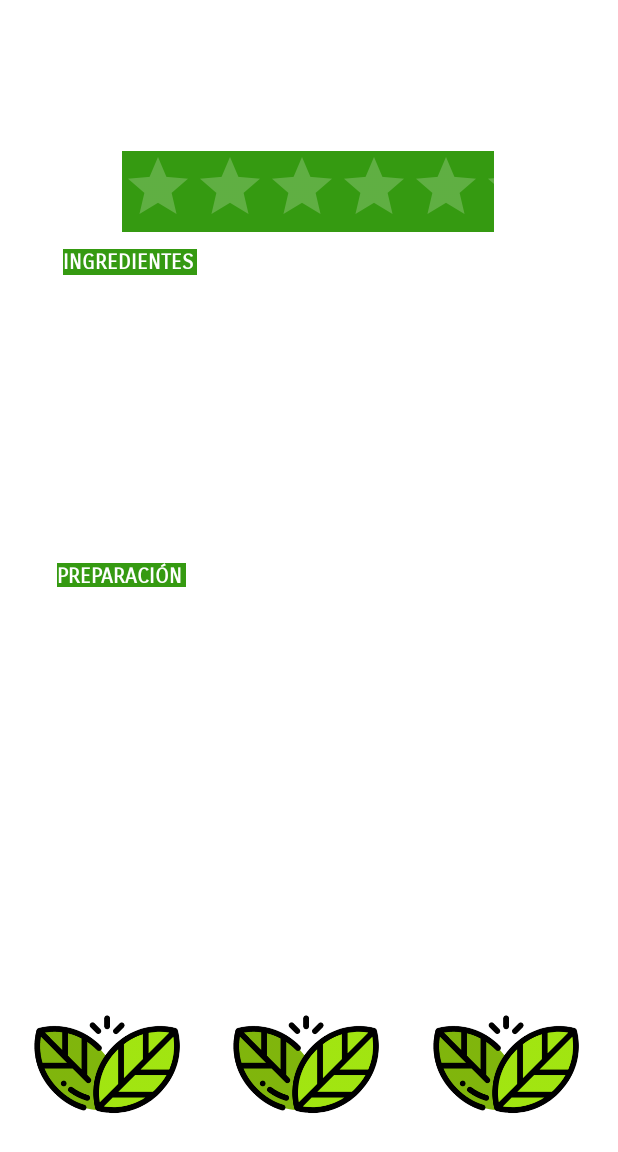
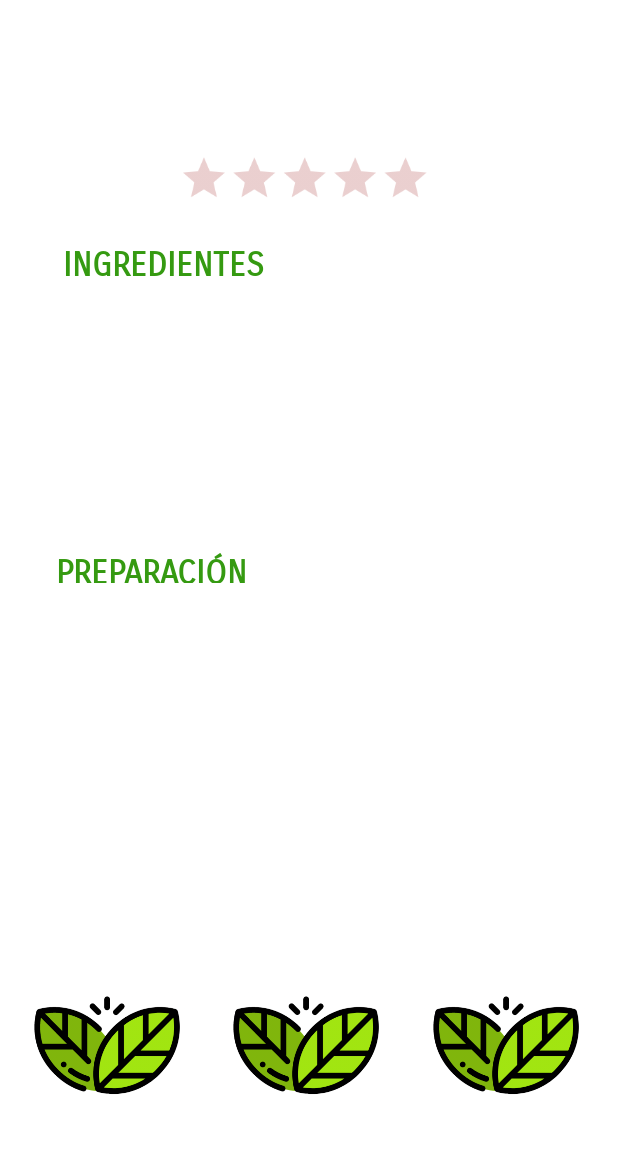
Before and after one commit to EnekoCP/Kubuk, an Android app: the DetallesRecetaComunidad screen opened directly, with no data from a screen before it, on a phone screen of 412 x 824 dp. Shown: the top 1152 px of the screen. Run offline under Robolectric (Android 15) with nearby library versions, the phone set to English and light mode, and no system bars; our stand-ins replace Volley; network calls fail; pictures from the network do not load; 11 statements that could not run were skipped.

Commit message:
Varios cambios
-Si los edit text de add receta están vacíos, no pasa a la siguiente interfaz
-Cambios en estilo recetas
-TODO: En caso de que una receta no tenga fotos, poner imagenes por defecto

```diff
--- a/app/src/main/java/com/example/kubuk/ListaCompra/ActualizarCheckBox.java
+++ b/app/src/main/java/com/example/kubuk/ListaCompra/ActualizarCheckBox.java
@@ -3,6 +3,7 @@ package com.example.kubuk.ListaCompra;
 import android.content.Context;
 import android.os.Bundle;
 import android.util.Log;
+import android.widget.Toast;
 
 import androidx.appcompat.app.AppCompatActivity;
 
@@ -12,12 +13,14 @@ import com.android.volley.Response;
 import com.android.volley.VolleyError;
 import com.android.volley.toolbox.StringRequest;
 import com.android.volley.toolbox.Volley;
+import com.example.kubuk.R;
 
 public class ActualizarCheckBox extends AppCompatActivity implements Response.Listener<String>, Response.ErrorListener{
     RequestQueue request;
     String email,elemento;
     boolean marcado;
     Context context;
+
     public ActualizarCheckBox(String e, boolean m, Context c,String el){
         this.email=e;
         this.marcado=m;
@@ -37,7 +40,8 @@ public class ActualizarCheckBox extends AppCompatActivity implements Response.Li
     }
     @Override
     public void onErrorResponse(VolleyError error) {
-
+        Toast.makeText(getApplicationContext(), getString(R.string.errorServidor), Toast.LENGTH_SHORT).show();
+        Log.i("ERROR", error.toString());
     }
 
     @Override
--- a/app/src/main/java/com/example/kubuk/Main/MenuMain.java
+++ b/app/src/main/java/com/example/kubuk/Main/MenuMain.java
@@ -15,6 +15,7 @@ import android.view.View;
 import android.widget.AdapterView;
 import android.widget.ImageView;
 import android.widget.ListView;
+import android.widget.Toast;
 
 import androidx.appcompat.app.AppCompatActivity;
 import androidx.appcompat.widget.Toolbar;
@@ -157,6 +158,8 @@ public class MenuMain extends AppCompatActivity implements Response.Listener<Str
 
    public void onErrorResponse(VolleyError var1) {
       var1.printStackTrace();
+      Toast.makeText(getApplicationContext(), getString(R.string.errorServidor), Toast.LENGTH_SHORT).show();
+      Log.i("ERROR", var1.toString());
    }
 
    @SuppressLint("ResourceType")
--- a/app/src/main/java/com/example/kubuk/myRecipes/MyRecipes.java
+++ b/app/src/main/java/com/example/kubuk/myRecipes/MyRecipes.java
@@ -2,6 +2,7 @@ package com.example.kubuk.myRecipes;
 
 import android.content.Intent;
 import android.os.Bundle;
+import android.util.Log;
 import android.view.Menu;
 import android.view.MenuInflater;
 import android.view.MenuItem;
@@ -87,6 +88,7 @@ public class MyRecipes extends AppCompatActivity implements Response.Listener<JS
                 //Toast.makeText(this, "deberia entrar en la comunidad", Toast.LENGTH_LONG).show();
                 Intent i= new Intent(MyRecipes.this, MenuMain.class);
                 i.putExtra("usuario",email);
+                i.putExtra("login","false");
                 startActivity(i);
                 return true;
             case R.id.misrecetas:
@@ -204,7 +206,8 @@ public class MyRecipes extends AppCompatActivity implements Response.Listener<JS
 
     @Override
     public void onErrorResponse(VolleyError error) {
-
+        Toast.makeText(getApplicationContext(), getString(R.string.errorServidor), Toast.LENGTH_SHORT).show();
+        Log.i("ERROR", error.toString());
     }
 
     @Override
--- a/app/src/main/res/layout/detalles_receta_comunidad.xml
+++ b/app/src/main/res/layout/detalles_receta_comunidad.xml
@@ -8,15 +8,16 @@
 
     <TextView
         android:id="@+id/titulo"
-        android:layout_width="301dp"
-        android:layout_height="66dp"
-        android:layout_marginStart="79dp"
-        android:layout_marginTop="16dp"
-        android:layout_marginEnd="80dp"
-        android:layout_marginBottom="8dp"
+        android:layout_width="383dp"
+        android:layout_height="49dp"
+        android:layout_marginStart="59dp"
+        android:layout_marginTop="30dp"
+        android:layout_marginEnd="60dp"
         android:fontFamily="sans-serif-smallcaps"
+        android:textAlignment="center"
         android:textAppearance="@style/TextAppearance.AppCompat.Display1"
         android:textColor="@color/black"
+        android:textSize="30sp"
         app:layout_constraintBottom_toTopOf="@+id/valorar"
         app:layout_constraintEnd_toEndOf="parent"
         app:layout_constraintHorizontal_bias="0.493"
@@ -25,16 +26,17 @@
 
     <TextView
         android:id="@+id/titingred"
-        android:layout_width="89dp"
-        android:layout_height="17dp"
+        android:layout_width="141dp"
+        android:layout_height="21dp"
         android:layout_marginStart="42dp"
         android:layout_marginTop="24dp"
         android:layout_marginEnd="280dp"
         android:layout_marginBottom="14dp"
-        android:background="#359A11"
+        android:background="#FFFFFF"
         android:fontFamily="sans-serif-smallcaps"
         android:text="@string/ingredientes"
-        android:textColor="@color/white"
+        android:textColor="#359A11"
+        android:textSize="22sp"
         android:textStyle="bold"
         app:layout_constraintBottom_toTopOf="@+id/ingredientes"
         app:layout_constraintEnd_toEndOf="parent"
@@ -50,8 +52,9 @@
         android:layout_marginStart="79dp"
         android:layout_marginTop="112dp"
         android:layout_marginEnd="80dp"
-        android:fontFamily="sans-serif-smallcaps"
+        android:fontFamily="sans-serif-light"
         android:textColor="@color/black"
+        android:textSize="16sp"
         app:layout_constraintEnd_toEndOf="parent"
         app:layout_constraintHorizontal_bias="0.49"
         app:layout_constraintStart_toStartOf="parent"
@@ -59,22 +62,24 @@
 
     <TextView
         android:id="@+id/titprep"
-        android:layout_width="86dp"
-        android:layout_height="16dp"
+        android:layout_width="140dp"
+        android:layout_height="20dp"
         android:layout_marginStart="37dp"
         android:layout_marginTop="22dp"
         android:layout_marginEnd="288dp"
         android:layout_marginBottom="2dp"
-        android:background="#359A11"
+        android:background="#FFFFFF"
         android:fontFamily="sans-serif-smallcaps"
         android:text="@string/preparacion"
-        android:textColor="@color/white"
+        android:textColor="#359A11"
+        android:textSize="22sp"
         android:textStyle="bold"
         app:layout_constraintBottom_toTopOf="@+id/preparacion"
         app:layout_constraintEnd_toEndOf="parent"
+        app:layout_constraintHorizontal_bias="0.0"
         app:layout_constraintStart_toStartOf="parent"
         app:layout_constraintTop_toBottomOf="@+id/ingredientes"
-        app:layout_constraintVertical_bias="0.275" />
+        app:layout_constraintVertical_bias="0.27" />
 
     <TextView
         android:id="@+id/preparacion"
@@ -84,21 +89,22 @@
         android:layout_marginTop="49dp"
         android:layout_marginEnd="83dp"
         android:layout_marginBottom="36dp"
-        android:fontFamily="sans-serif-smallcaps"
+        android:fontFamily="sans-serif-light"
         android:textColor="@color/black"
+        android:textSize="16sp"
         app:layout_constraintBottom_toBottomOf="parent"
         app:layout_constraintEnd_toEndOf="parent"
         app:layout_constraintHorizontal_bias="0.483"
         app:layout_constraintStart_toStartOf="parent"
         app:layout_constraintTop_toBottomOf="@+id/ingredientes"
-        app:layout_constraintVertical_bias="0.207" />
+        app:layout_constraintVertical_bias="0.109" />
 
     <ImageView
         android:id="@+id/imageView1"
         android:layout_width="114dp"
         android:layout_height="135dp"
         android:layout_marginStart="16dp"
-        android:layout_marginTop="7dp"
+        android:layout_marginTop="5dp"
         android:layout_marginBottom="5dp"
         app:layout_constraintBottom_toBottomOf="parent"
         app:layout_constraintStart_toStartOf="parent"
@@ -109,7 +115,7 @@
         android:id="@+id/imageView2"
         android:layout_width="114dp"
         android:layout_height="135dp"
-        android:layout_marginTop="7dp"
+        android:layout_marginTop="5dp"
         android:layout_marginEnd="16dp"
         android:layout_marginBottom="5dp"
         app:layout_constraintBottom_toBottomOf="parent"
@@ -122,7 +128,7 @@
         android:layout_width="114dp"
         android:layout_height="135dp"
         android:layout_marginStart="18dp"
-        android:layout_marginTop="7dp"
+        android:layout_marginTop="5dp"
         android:layout_marginEnd="19dp"
         android:layout_marginBottom="5dp"
         app:layout_constraintBottom_toBottomOf="parent"
@@ -134,19 +140,19 @@
     <RatingBar
         android:id="@+id/valorar"
         style="@android:style/Widget.Material.Light.RatingBar"
-        android:layout_width="248dp"
+        android:layout_width="243dp"
         android:layout_height="54dp"
         android:layout_marginStart="80dp"
-        android:layout_marginTop="4dp"
+        android:layout_marginTop="0dp"
         android:layout_marginEnd="80dp"
         android:layout_marginBottom="8dp"
-        android:background="#D8EC88"
-        android:backgroundTint="#359A11"
-
         android:isIndicator="false"
         android:numStars="5"
         android:progressTint="#E8ECE7"
+        android:scaleX=".7"
+        android:scaleY=".7"
         android:stepSize="1"
+        android:theme="@style/RatingBar"
         app:layout_constraintBottom_toTopOf="@+id/titingred"
         app:layout_constraintEnd_toEndOf="parent"
         app:layout_constraintHorizontal_bias="0.333"
--- a/app/src/main/res/values/strings.xml
+++ b/app/src/main/res/values/strings.xml
@@ -95,4 +95,5 @@
     <string name="cerrarSesion">Cerrar Sesion</string>
     <string name="noelemSelected">No hay elementos seleccionados</string>
     <string name="eliminaruserT">Eliminar Usuario</string>
+    <string name="receta1camposvacios">No puede quedar ningún campo vacío. Pruebe de nuevo.</string>
 </resources>
```
Also changed, not shown: app/src/main/java/com/example/kubuk/AddEditRecetas/AddRecetaActivity.java (+25 -4 lines), app/src/main/java/com/example/kubuk/Main/DetallesRecetaComunidad.java (+26 -7 lines), 3 other files.
